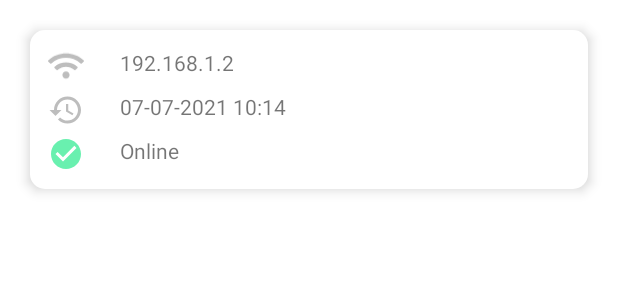
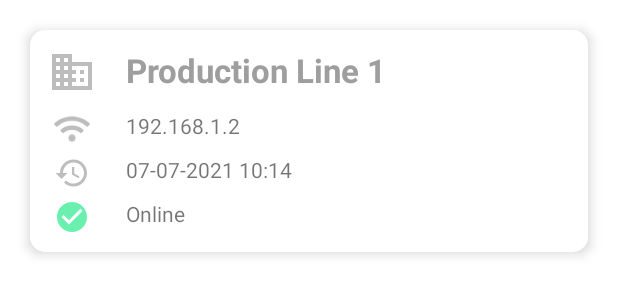
Before and after one commit to ETS-Android2/green-project, an Android app: the layout production_line_panel_layout.xml on its own in the app's theme, with its tools: preview values and no code run, on a phone screen of 412 x 824 dp. Shown: the top 300 px of the screen. Run offline under Robolectric (Android 15) with nearby library versions, the phone set to English and light mode, and no system bars; network calls fail.

Commit message:
production line panel layout

```diff
--- a/androidApplication/app/src/main/res/layout/production_line_panel.xml
+++ b/androidApplication/app/src/main/res/layout/production_line_panel_layout.xml
@@ -10,14 +10,27 @@
         android:elevation="5dp">
 
         <ImageView
+            style="@style/ivProductionLineIcon"
+            android:id="@+id/ivProdLineIcon"
+            android:src="@drawable/production_line" />
+
+        <TextView
+            style="@style/tvProductionLineTitle"
+            android:id="@+id/tvProductionLine"
+            android:layout_toRightOf="@id/ivProdLineIcon"
+            android:text="Production Line 1" />
+
+        <ImageView
             style="@style/ivProductionLinePanelIcons"
             android:id="@+id/ivIpAddressIcon"
-            android:src="@drawable/ip_address" />
+            android:src="@drawable/ip_address"
+            android:layout_below="@+id/ivProdLineIcon"/>
 
         <TextView
             style="@style/tvProductionLinePanelText"
             android:id="@+id/tvIpAddress"
             android:layout_toRightOf="@id/ivIpAddressIcon"
+            android:layout_below="@+id/ivProdLineIcon"
             android:text="192.168.1.2" />
 
         <ImageView
--- a/androidApplication/app/src/main/res/values/style.xml
+++ b/androidApplication/app/src/main/res/values/style.xml
@@ -1,23 +1,27 @@
 <?xml version="1.0" encoding="utf-8"?>
 <resources>
-    <style name="ivProdLineIcon">
-        <item name="android:layout_width">24dp</item>
-        <item name="android:layout_height">24dp</item>
-        <item name="android:layout_margin">12dp</item>
+    <style name="ivProductionLineIcon">
+        <item name="android:layout_width">32dp</item>
+        <item name="android:layout_height">32dp</item>
+        <item name="android:layout_marginBottom">10dp</item>
+        <item name="android:layout_marginLeft">12dp</item>
+        <item name="android:layout_marginRight">12dp</item>
     </style>
 
     <style name="tvProductionLineTitle">
         <item name="android:layout_width">wrap_content</item>
-        <item name="android:layout_height">24dp</item>
-        <item name="android:layout_margin">12dp</item>
-        <item name="android:textSize">18dp</item>
+        <item name="android:layout_height">32dp</item>
+        <item name="android:layout_marginBottom">10dp</item>
+        <item name="android:layout_marginLeft">8dp</item>
+        <item name="android:layout_marginRight">12dp</item>
+        <item name="android:textSize">22dp</item>
         <item name="android:textColor">@color/gray_500</item>
         <item name="android:textStyle">bold</item>
     </style>
 
     <style name="rlProductionLine">
         <item name="android:layout_width">match_parent</item>
-        <item name="android:layout_height">106dp</item>
+        <item name="android:layout_height">148dp</item>
         <item name="android:paddingTop">12dp</item>
         <item name="android:layout_marginTop">20dp</item>
         <item name="android:layout_marginLeft">20dp</item>
@@ -28,7 +32,7 @@
         <item name="android:layout_width">24dp</item>
         <item name="android:layout_height">24dp</item>
         <item name="android:layout_marginBottom">5dp</item>
-        <item name="android:layout_marginLeft">12dp</item>
+        <item name="android:layout_marginLeft">16dp</item>
         <item name="android:layout_marginRight">12dp</item>
     </style>
 
```
Also changed, not shown: androidApplication/app/src/main/res/layout/production_line_layout.xml (deleted, +0 -17 lines).
